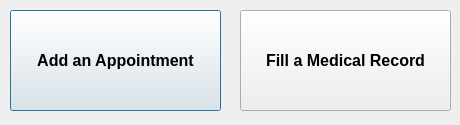
Above: patientwindow.ui from Moaz-Allam-Flutter/Hospital_System before the change. Below: the same form after it.
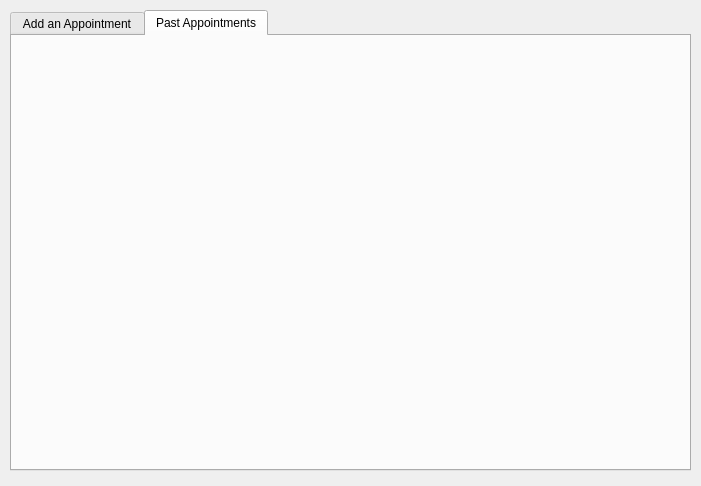
That is the form after the change.

```diff
--- a/patientwindow.ui
+++ b/patientwindow.ui
@@ -6,50 +6,35 @@
    <rect>
     <x>0</x>
     <y>0</y>
-    <width>460</width>
-    <height>125</height>
+    <width>701</width>
+    <height>486</height>
    </rect>
   </property>
   <property name="windowTitle">
    <string>Dialog</string>
   </property>
-  <widget class="QPushButton" name="pushButton">
+  <widget class="QTabWidget" name="tabWidget">
    <property name="geometry">
     <rect>
      <x>10</x>
      <y>10</y>
-     <width>211</width>
-     <height>101</height>
+     <width>681</width>
+     <height>461</height>
     </rect>
    </property>
-   <property name="font">
-    <font>
-     <pointsize>12</pointsize>
-     <bold>true</bold>
-    </font>
+   <property name="currentIndex">
+    <number>1</number>
    </property>
-   <property name="text">
-    <string>Add an Appointment</string>
-   </property>
-  </widget>
-  <widget class="QPushButton" name="pushButton_2">
-   <property name="geometry">
-    <rect>
-     <x>240</x>
-     <y>10</y>
-     <width>211</width>
-     <height>101</height>
-    </rect>
-   </property>
-   <property name="font">
-    <font>
-     <pointsize>12</pointsize>
-     <bold>true</bold>
-    </font>
-   </property>
-   <property name="text">
-    <string>Fill a Medical Record</string>
-   </property>
+   <widget class="QWidget" name="tab_2">
+    <attribute name="title">
+     <string>Add an Appointment</string>
+    </attribute>
+   </widget>
+   <widget class="QWidget" name="tab">
+    <attribute name="title">
+     <string>Past Appointments</string>
+    </attribute>
+   </widget>
   </widget>
  </widget>
  <resources/>
```
Left out of the diff: 4 changed lines with no effect on the pictures.
